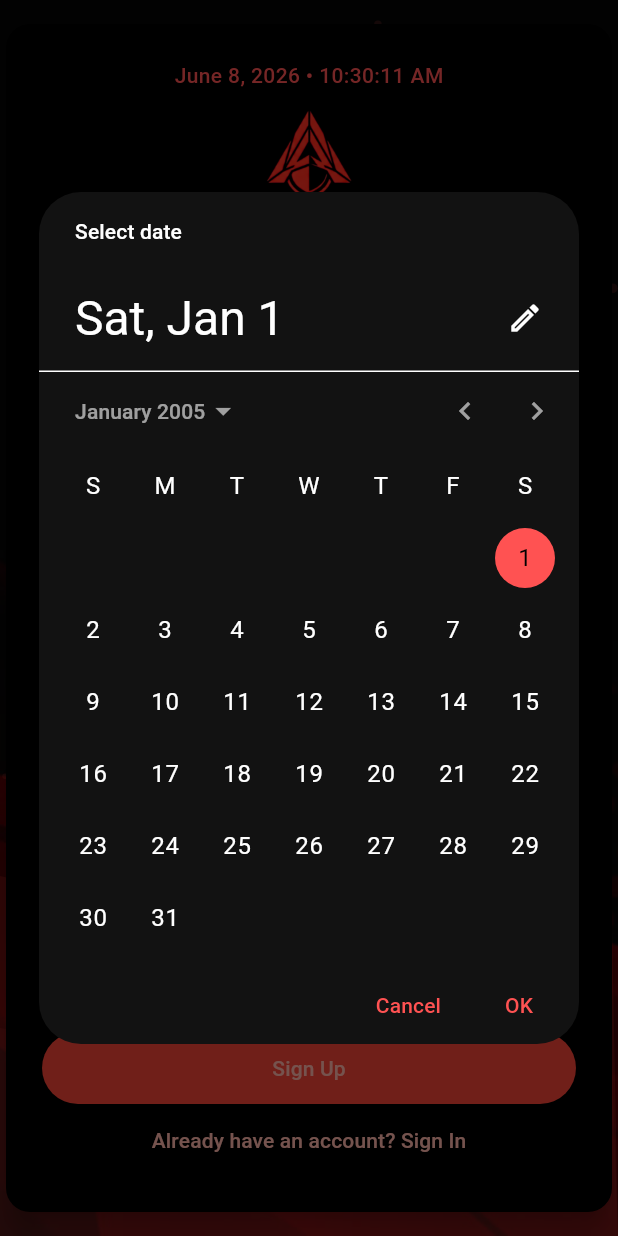
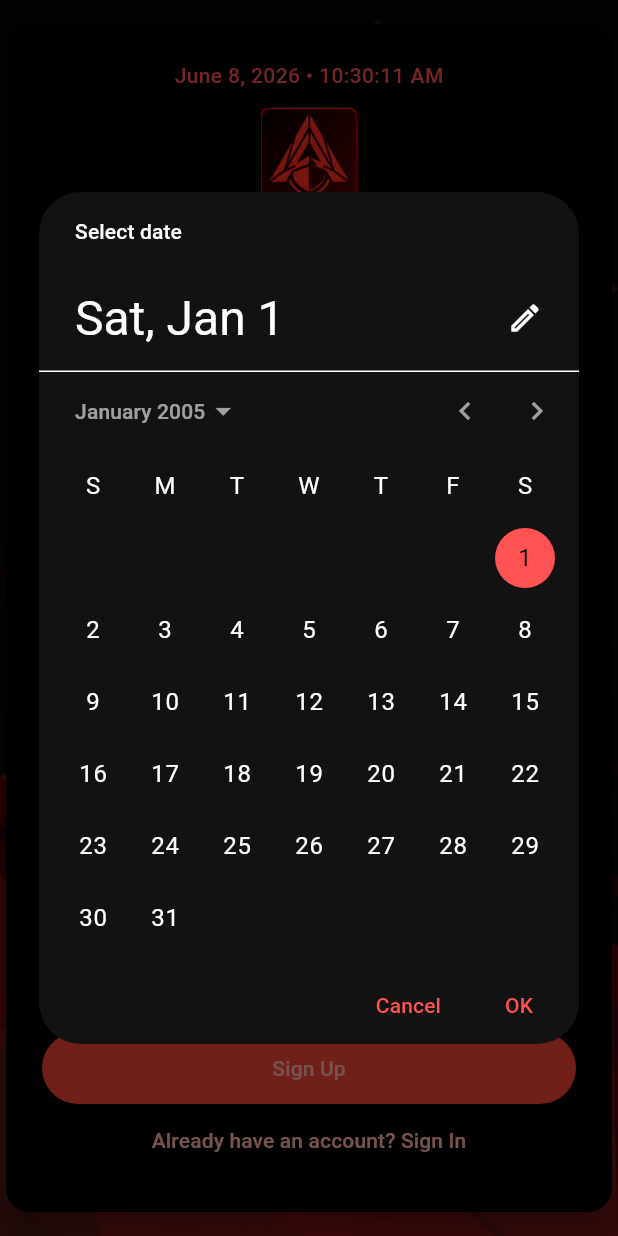
Before and after one commit to jmburnitdown-ops/savings_tracker, a Flutter app: the screen it shows after launch, after a tap on "Sign In", after a tap on "Need an account? Sign Up", after a tap on "Select Birthday", on a phone screen of 412 x 824 dp. Run offline on Flutter 3.47's test engine with Material 3 defaults, Android fonts, the phone set to English and light mode, and no system bars; our stand-ins replace cloud_firestore, firebase_auth, firebase_core, fl_chart, hive_flutter, image_picker; missing offline and left inert: flutter_analog_clock; accounts and stored records are empty; statements that could not run were skipped.

Commit message:
refactor: Replace app logo with icon asset throughout app

```diff
--- a/lib/login_page.dart
+++ b/lib/login_page.dart
@@ -253,7 +253,7 @@ class _LoginScreenState extends State<LoginScreen> with TickerProviderStateMixin
                                 child: child,
                               ),
                               child: Image.asset(
-                                'assets/apexsaver_logo.png',
+                                'assets/apexsaver_icon.png',
                                 width: 64,
                                 height: 64,
                                 fit: BoxFit.contain,
--- a/lib/main.dart
+++ b/lib/main.dart
@@ -201,7 +201,7 @@ class _MainScreenState extends State<MainScreen> with TickerProviderStateMixin {
         // Replace the title Row in your MainScreen AppBar with this:
 title: Row(
   children: [
-    Image.asset('assets/apexsaver_logo.png', height: 32, width: 32,
+    Image.asset('assets/apexsaver_icon.png', height: 32, width: 32,
         errorBuilder: (context, error, stackTrace) => Icon(Icons.change_history_rounded, color: theme.colorScheme.primary)),
     const SizedBox(width: 12),
     Text('ApexSaver Hub', style: TextStyle(color: theme.colorScheme.onSurface)),
@@ -293,7 +293,7 @@ title: Row(
                                             child: Transform.scale(
                                               scale: _logoScale.value,
                                               child: Image.asset(
-                                                'assets/apexsaver_logo.png',
+                                                'assets/apexsaver_icon.png',
                                                 height: 500,
                                                 width: 500,
                                                 errorBuilder: (context, error, stackTrace) => const Icon(Icons.change_history_rounded, size: 500, color: Colors.red),
--- a/pubspec.yaml
+++ b/pubspec.yaml
@@ -35,6 +35,7 @@ flutter:
 
   # Registered asset paths for the login portal and tracker dashboard backgrounds
   assets:
+    - assets/apexsaver_icon.png
     - assets/apexsaver_logo.png
     - assets/apexsaver_logo2.png
     - assets/apexsaver_bg.png
```
Also changed, not shown: assets/apexsaver_icon.png (added).
